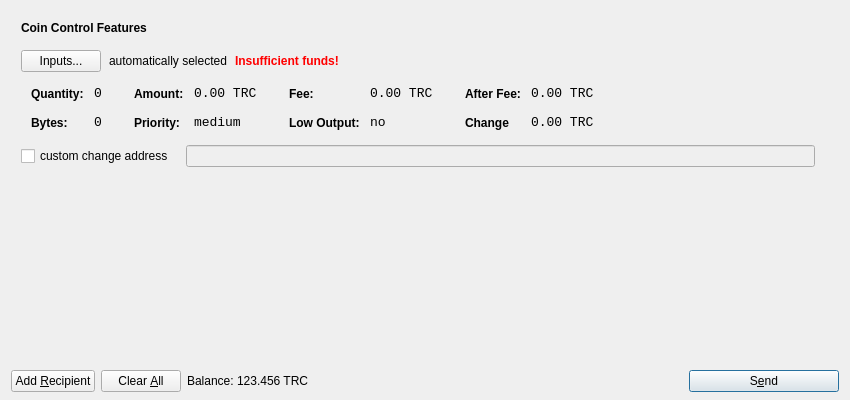
TRCTeam/TRC, file src/qt/forms/sendcoinsdialog.ui: the form before one commit.
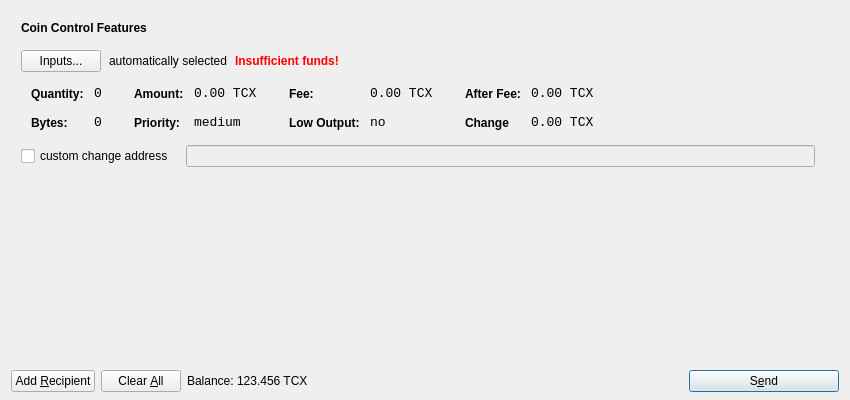
The form after the commit. Icons and pictures are not drawn.

What changed in the file:
```diff
--- a/src/qt/forms/sendcoinsdialog.ui
+++ b/src/qt/forms/sendcoinsdialog.ui
@@ -330,7 +330,7 @@
                   <enum>Qt::ActionsContextMenu</enum>
                  </property>
                  <property name="text">
-                  <string>0.00 TRC</string>
+                  <string>0.00 TCX</string>
                  </property>
                  <property name="textInteractionFlags">
                   <set>Qt::LinksAccessibleByMouse|Qt::TextSelectableByKeyboard|Qt::TextSelectableByMouse</set>
@@ -416,7 +416,7 @@
                   <enum>Qt::ActionsContextMenu</enum>
                  </property>
                  <property name="text">
-                  <string>0.00 TRC</string>
+                  <string>0.00 TCX</string>
                  </property>
                  <property name="textInteractionFlags">
                   <set>Qt::LinksAccessibleByMouse|Qt::TextSelectableByKeyboard|Qt::TextSelectableByMouse</set>
@@ -502,7 +502,7 @@
                   <enum>Qt::ActionsContextMenu</enum>
                  </property>
                  <property name="text">
-                  <string>0.00 TRC</string>
+                  <string>0.00 TCX</string>
                  </property>
                  <property name="textInteractionFlags">
                   <set>Qt::LinksAccessibleByMouse|Qt::TextSelectableByKeyboard|Qt::TextSelectableByMouse</set>
@@ -534,7 +534,7 @@
                   <enum>Qt::ActionsContextMenu</enum>
                  </property>
                  <property name="text">
-                  <string>0.00 TRC</string>
+                  <string>0.00 TCX</string>
                  </property>
                  <property name="textInteractionFlags">
                   <set>Qt::LinksAccessibleByMouse|Qt::TextSelectableByKeyboard|Qt::TextSelectableByMouse</set>
@@ -756,7 +756,7 @@
           <cursorShape>IBeamCursor</cursorShape>
          </property>
          <property name="text">
-          <string>123.456 TRC</string>
+          <string>123.456 TCX</string>
          </property>
          <property name="textInteractionFlags">
           <set>Qt::LinksAccessibleByMouse|Qt::TextSelectableByKeyboard|Qt::TextSelectableByMouse</set>
```
